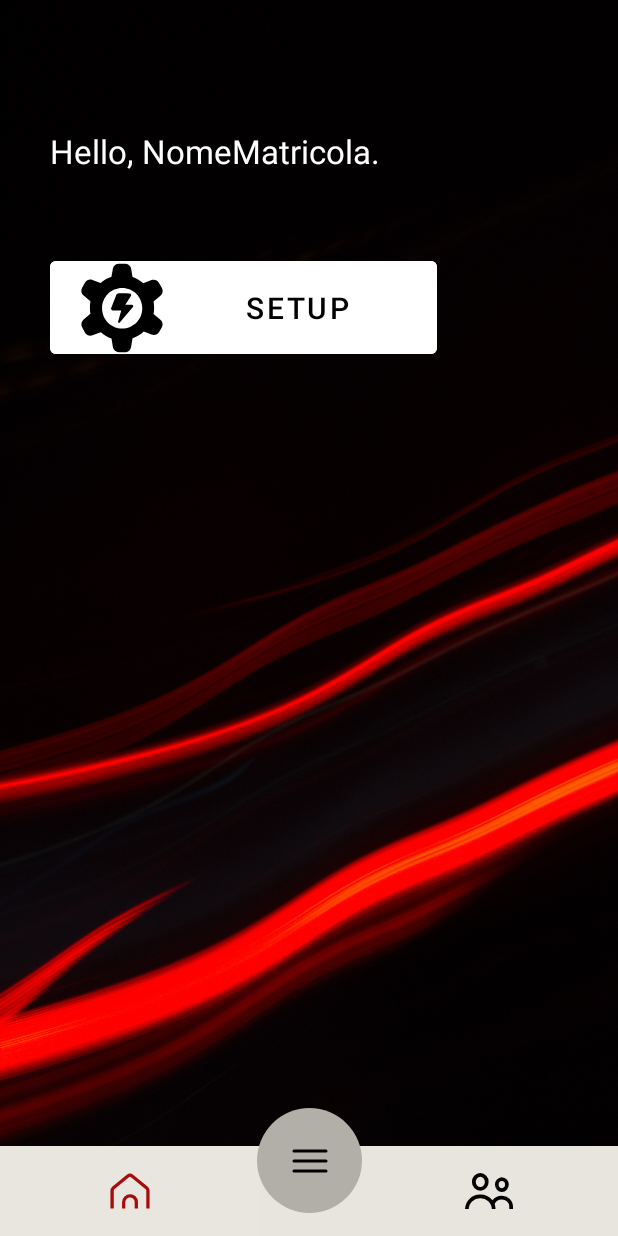
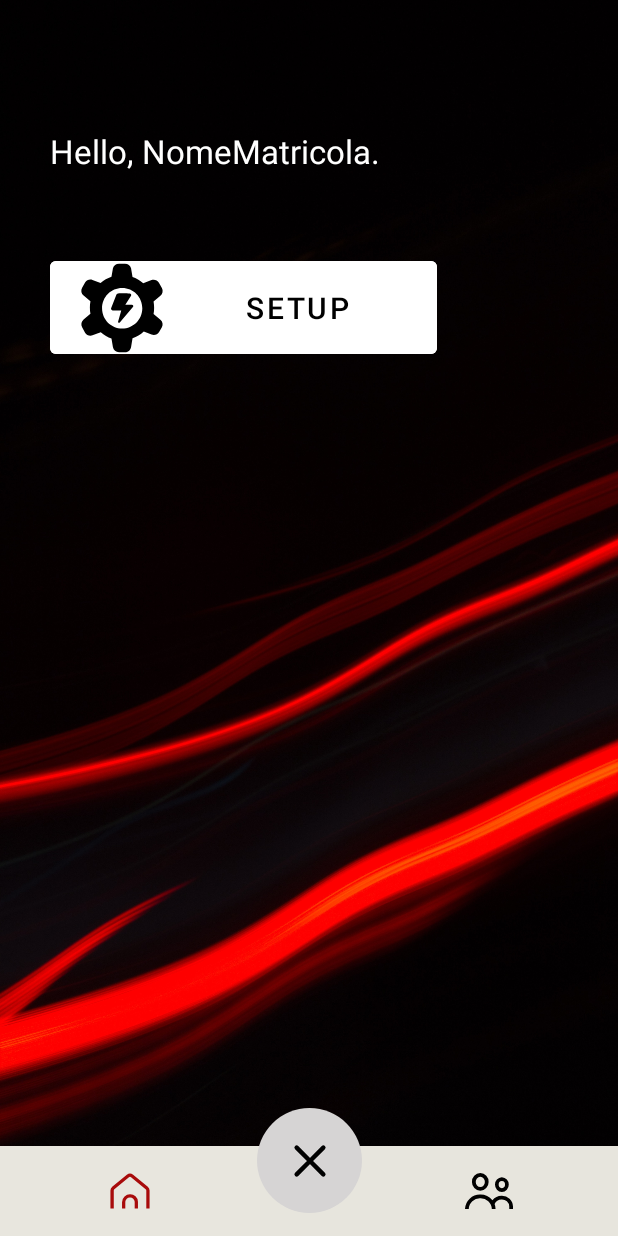
Before and after one commit to AlessandroS01/Polimarche, an Android app: the ManagersHomeActivity screen opened directly, with no data from a screen before it, after a tap on an icon or button, on a phone screen of 412 x 824 dp. Run offline under Robolectric (Android 15) with nearby library versions, the phone set to English and light mode, and no system bars; 2 statements that could not run were skipped.

Commit message:
Aggiunte le animazioni al menu button

```diff
--- a/app/src/main/java/com/example/mobileprogramming/LoginActivity.kt
+++ b/app/src/main/java/com/example/mobileprogramming/LoginActivity.kt
@@ -6,6 +6,7 @@ import android.os.Bundle
 import android.view.View
 import android.view.WindowManager
 import android.widget.Button
+import android.widget.ImageButton
 import androidx.appcompat.app.AppCompatActivity
 import com.google.android.material.textfield.TextInputEditText
 import java.security.MessageDigest
@@ -19,7 +20,7 @@ class LoginActivity : AppCompatActivity() {
         window.decorView.setSystemUiVisibility(View.SYSTEM_UI_FLAG_HIDE_NAVIGATION)
 
 
-        val signIn: Button = findViewById(R.id.SignInButton)
+        val signIn: ImageButton = findViewById(R.id.signInButton)
         signIn.setOnClickListener {
             /*
             This section acquire the text written in
--- a/app/src/main/java/com/example/mobileprogramming/ManagersHomeActivity.kt
+++ b/app/src/main/java/com/example/mobileprogramming/ManagersHomeActivity.kt
@@ -4,9 +4,8 @@ import android.graphics.Color
 import android.os.Bundle
 import android.view.View
 import android.view.WindowManager
-import android.widget.Button
+import android.view.animation.AnimationUtils
 import android.widget.ImageButton
-import android.widget.TextView
 import androidx.appcompat.app.AppCompatActivity
 
 class ManagersHomeActivity : AppCompatActivity() {
@@ -26,12 +25,31 @@ class ManagersHomeActivity : AppCompatActivity() {
         val matriculation = intent.getStringExtra("EXTRA_MATRICULATION").toString()
         val password = intent.getStringExtra("EXTRA_PASSWORD").toString()
 
-        val fragment = MenuFragment()
+        /*
+            Code that allows the users to pop up and close
+            the menu with the same button .
+            The variable showedMenu is used to track whether
+            the menu is already popped up in order to hide and show
+            the menu properly.
+         */
+        val menuFragment = MenuFragment()
+        val fadeOut = AnimationUtils.loadAnimation(this, R.anim.fade_out_menu)
+        val fadeIn = AnimationUtils.loadAnimation(this, R.anim.fade_in_menu)
+        var showedMenu = false
         val menuButton = findViewById<ImageButton>(R.id.menuButtonManager)
         menuButton.setOnClickListener{
             supportFragmentManager.beginTransaction().apply {
-                replace(R.id.popMenu, fragment)
-                commit()
+                showedMenu = if (!showedMenu) {
+                    replace(R.id.popMenu, menuFragment).commit()
+                    menuButton.setImageResource(R.drawable.close_md_svgrepo_com)
+                    menuButton.startAnimation(fadeOut)
+                    true
+                } else {
+                    supportFragmentManager.beginTransaction().remove(menuFragment).commit()
+                    menuButton.setImageResource(R.drawable.menu_hamburger_svgrepo_com)
+                    menuButton.startAnimation(fadeIn)
+                    false
+                }
             }
         }
     }
--- /dev/null
+++ b/app/src/main/res/anim/fade_in_menu.xml
@@ -0,0 +1,7 @@
+<?xml version="1.0" encoding="utf-8"?>
+<set xmlns:android="http://schemas.android.com/apk/res/android">
+    <alpha
+        android:duration="200"
+        android:fromAlpha="0.6"
+        android:toAlpha="1.0" />
+</set>
--- /dev/null
+++ b/app/src/main/res/anim/fade_out_menu.xml
@@ -0,0 +1,7 @@
+<?xml version="1.0" encoding="utf-8"?>
+<set xmlns:android="http://schemas.android.com/apk/res/android">
+    <alpha
+        android:duration="200"
+        android:fromAlpha="1.0"
+        android:toAlpha="0.9" />
+</set>
--- a/app/src/main/res/drawable/circular_shape.xml
+++ b/app/src/main/res/drawable/circular_shape.xml
@@ -1,5 +1,5 @@
 <?xml version="1.0" encoding="utf-8"?>
 <shape xmlns:android="http://schemas.android.com/apk/res/android"
     android:shape="oval">
-    <solid android:color="#B1AFA8" />
+    <solid android:color="#D6D4D4" />
 </shape>
--- /dev/null
+++ b/app/src/main/res/drawable/close_md_svgrepo_com.xml
@@ -0,0 +1,13 @@
+<vector xmlns:android="http://schemas.android.com/apk/res/android"
+    android:width="64dp"
+    android:height="64dp"
+    android:viewportWidth="43.2"
+    android:viewportHeight="43.2">
+  <path
+      android:pathData="M27.6,27.6L21.6,21.6M21.6,21.6L15.6,15.6M21.6,21.6L27.6,15.6M21.6,21.6L15.6,27.6"
+      android:strokeLineJoin="round"
+      android:strokeWidth="2"
+      android:fillColor="#00000000"
+      android:strokeColor="#000000"
+      android:strokeLineCap="round"/>
+</vector>
--- a/app/src/main/res/drawable/menu_hamburger_svgrepo_com.xml
+++ b/app/src/main/res/drawable/menu_hamburger_svgrepo_com.xml
@@ -4,10 +4,7 @@
     android:viewportWidth="48"
     android:viewportHeight="48">
   <path
-      android:pathData="M16,29L32,29M16,24L32,24M16,19L32,19"
-      android:strokeLineJoin="round"
-      android:strokeWidth="1.5"
-      android:fillColor="#00000000"
-      android:strokeColor="#000000"
-      android:strokeLineCap="round"/>
+      android:pathData="M33,18a1,1 0,0 1,-1 1L16,19a1,1 0,0 1,0 -2h16a1,1 0,0 1,1 1zM33,24a1,1 0,0 1,-1 1L16,25a1,1 0,1 1,0 -2h16a1,1 0,0 1,1 1zM32,31a1,1 0,1 0,0 -2L16,29a1,1 0,1 0,0 2h16z"
+      android:fillColor="#000000"
+      android:fillType="evenOdd"/>
 </vector>
--- /dev/null
+++ b/app/src/main/res/drawable/ripple_effect_menu_button.xml
@@ -0,0 +1,9 @@
+<?xml version="1.0" encoding="utf-8"?>
+<ripple xmlns:android="http://schemas.android.com/apk/res/android"
+    android:color="#8A8A8A">
+    <item>
+        <shape android:shape="oval">
+            <solid android:color="#D6D4D4" />
+        </shape>
+    </item>
+</ripple>
--- a/app/src/main/res/layout/activity_managers_home.xml
+++ b/app/src/main/res/layout/activity_managers_home.xml
@@ -80,11 +80,12 @@
                 android:layout_height="70dp"
                 app:srcCompat="@drawable/menu_hamburger_svgrepo_com"
                 android:id="@+id/menuButtonManager"
-                android:background="@drawable/circular_shape"
+                android:background="@drawable/ripple_effect_menu_button"
                 app:layout_constraintStart_toStartOf="parent"
                 app:layout_constraintEnd_toEndOf="parent"
                 app:layout_constraintBottom_toBottomOf="parent"
-                android:layout_marginBottom="15dp" />
+                android:layout_marginBottom="15dp"
+                android:elevation="10dp" />
 
     </androidx.constraintlayout.widget.ConstraintLayout>
 </RelativeLayout>
--- a/app/src/main/res/layout/fragment_menu.xml
+++ b/app/src/main/res/layout/fragment_menu.xml
@@ -4,7 +4,8 @@
         xmlns:tools="http://schemas.android.com/tools"
         android:layout_width="match_parent"
         android:layout_height="match_parent"
-        tools:context=".MenuFragment">
+        tools:context=".MenuFragment"
+        android:id="@+id/frameLayout">
 
     <androidx.constraintlayout.widget.ConstraintLayout
             android:layout_width="match_parent"
```
Also changed, not shown: app/src/main/res/drawable/ripple_effect_sign_in_button.xml (added, +9 -0 lines), app/src/main/res/layout/activity_login_interface.xml (+24 -13 lines), app/src/main/res/drawable/red.webp (deleted).
